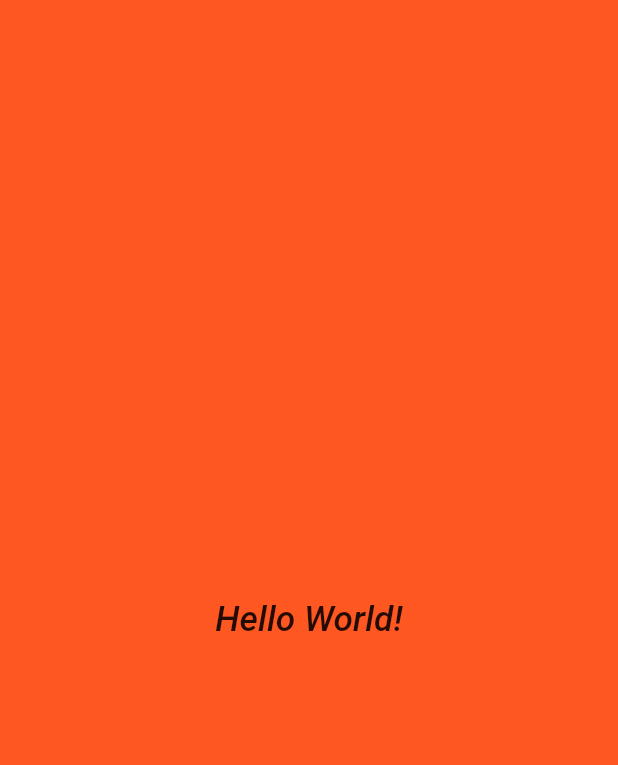
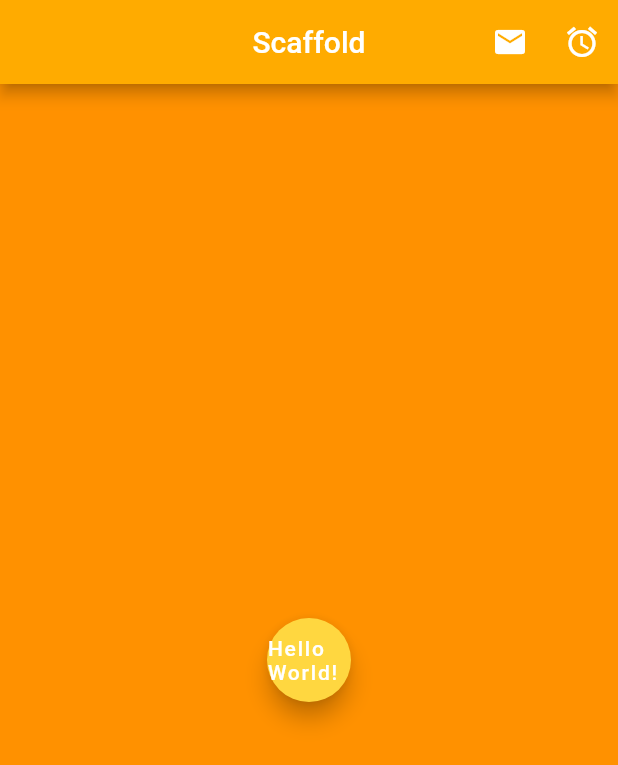
Before and after one commit to TristanHoladay/Flutter_Course-Dart, a Flutter app: the screen it shows after launch, on a phone screen of 412 x 824 dp. Shown: the top 765 px of the screen. Run offline on Flutter 3.47's test engine with Material 2 defaults, Android fonts, the phone set to English and light mode, and no system bars.

Commit message:
adding scaffold, appbar, icons, and buttons to hello world

```diff
--- a/hello_world_app/lib/main.dart
+++ b/hello_world_app/lib/main.dart
@@ -2,4 +2,8 @@ import 'package:flutter/material.dart';
 
 import 'ui/home.dart';
 
-void main() => runApp(Home());
+//void main() => runApp(ScaffoldExample());
+
+void main() => runApp(new MaterialApp(
+  home: ScaffoldExample(),
+));
--- a/hello_world_app/lib/ui/home.dart
+++ b/hello_world_app/lib/ui/home.dart
@@ -1,17 +1,56 @@
 import 'package:flutter/material.dart';
+
+class ScaffoldExample extends StatelessWidget {
+  _tapButton() {
+    debugPrint("Tapped!");
+  }
+
+  @override
+  Widget build(BuildContext context) {
+    return Scaffold(
+        appBar: AppBar(
+            title: Text("Scaffold"),
+            centerTitle: true,
+            backgroundColor: Colors.amberAccent.shade700,
+            actions: <Widget>[
+              IconButton(
+                  icon: Icon(Icons.email),
+                  onPressed: () => debugPrint("Email Tapped!")),
+              IconButton(icon: Icon(Icons.access_alarms), onPressed: _tapButton)
+            ]),
+        backgroundColor: Colors.orangeAccent.shade400,
+        body: Container(
+          alignment: Alignment.center,
+          child: Column(
+            mainAxisAlignment: MainAxisAlignment.center,
+            children: <Widget>[
+
+              InkWell(
+                child: FloatingActionButton(
+                  child: Text("Hello World!"),
+                  backgroundColor: Colors.amberAccent,
+                  //foregroundColor: Colors.amberAccent,
+                  hoverColor: Colors.blueAccent,
+                  onPressed: () => debugPrint("Gabrielle Clicked Me!!!!!"),
+                ))
+            ]
+          )
+        ));
+  }
+}
 
 class Home extends StatelessWidget {
   @override
   Widget build(BuildContext context) {
-    return Material (
+    return Material(
       color: Colors.deepOrange,
       child: Center(
-          child: Text("Hello World!", textDirection: TextDirection.ltr,
+          child: Text("Hello World!",
+              textDirection: TextDirection.ltr,
               style: TextStyle(
                   fontWeight: FontWeight.w500,
                   fontSize: 23.4,
-                  fontStyle: FontStyle.italic
-              ))),
+                  fontStyle: FontStyle.italic))),
     );
   }
 }
```
